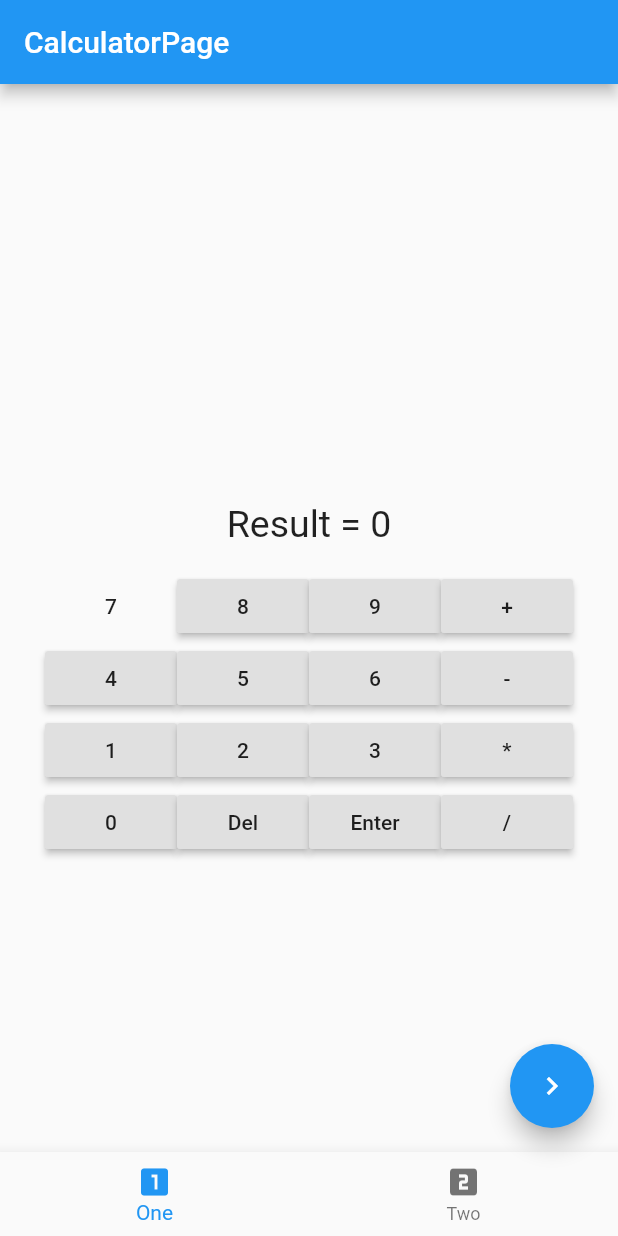
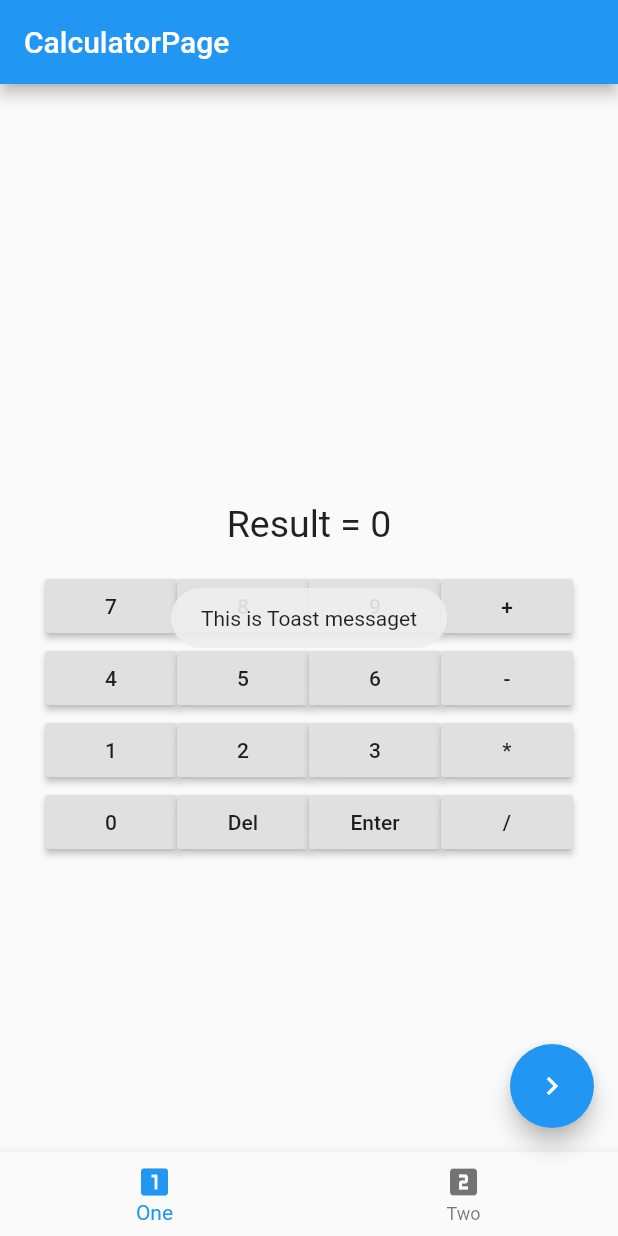
Before and after one commit to BahaEddineFrc/FlutterWorkshopCalcul, a Flutter app: the screen it shows after launch, after a tap on the "navigate next" icon, on a phone screen of 412 x 824 dp. Run offline on Flutter 3.47's test engine with Material 2 defaults, Android fonts, the phone set to English and light mode, and no system bars; our stand-ins replace fluttertoast.

Commit message:
added toast

```diff
--- a/lib/main.dart
+++ b/lib/main.dart
@@ -1,4 +1,5 @@
 import 'package:flutter/material.dart';
+import 'package:fluttertoast/fluttertoast.dart';
 
 void main() {
   runApp(MyApp());
@@ -44,9 +45,9 @@ class _CalculatorPage extends State<Calculator> {
       ),
 
       floatingActionButton: FloatingActionButton(
-        child: Icon(Icons.navigate_next), onPressed: () =>_toast),
+        child: Icon(Icons.navigate_next), onPressed: ()=>_toast()),
 
-      body: Column(
+      body: Builder( builder: (context) => Column(
         mainAxisAlignment: MainAxisAlignment.center,
         children: <Widget>[
 
@@ -57,7 +58,7 @@ class _CalculatorPage extends State<Calculator> {
               child: Text("Result = $res",style:TextStyle(fontSize: 25.0))),
 
           Row(children: <Widget>[
-            FlatButton(onPressed: () => _putVar(7), child: Text('7')),
+            RaisedButton(onPressed: () => _putVar(7), child: Text('7')),
             RaisedButton(onPressed: () => _putVar(8), child: Text('8')),
             RaisedButton(onPressed: () => _putVar(9), child: Text('9')),
             RaisedButton(onPressed: () => _putVar(' + '), child: Text('+')),
@@ -82,20 +83,18 @@ class _CalculatorPage extends State<Calculator> {
             RaisedButton(onPressed: () => _putVar(' / '), child: Text('/')),
           ], mainAxisAlignment: MainAxisAlignment.center)
         ],
-      ),
+      )),
     );
   }
 
  ///***************** methods ********************
 
   void _toast() {
-    final scaffold = Scaffold.of(context);
-    scaffold.showSnackBar(
-      SnackBar(
-        content: const Text('SnackBar example'),
-        action: SnackBarAction(
-            label: 'HIDE', onPressed: scaffold.hideCurrentSnackBar),
-      ),
+    Fluttertoast.showToast(
+        msg: "This is Toast messaget",
+        toastLength: Toast.LENGTH_SHORT,
+        gravity: ToastGravity.CENTER,
+        timeInSecForIos: 1
     );
   }
 
--- a/pubspec.yaml
+++ b/pubspec.yaml
@@ -17,12 +17,14 @@ environment:
   sdk: ">=2.1.0 <3.0.0"
 
 dependencies:
+
   flutter:
     sdk: flutter
 
   # The following adds the Cupertino Icons font to your application.
   # Use with the CupertinoIcons class for iOS style icons.
   cupertino_icons: ^0.1.2
+  fluttertoast: ^3.1.3
 
 dev_dependencies:
   flutter_test:
```
Also changed, not shown: pubspec.lock.
